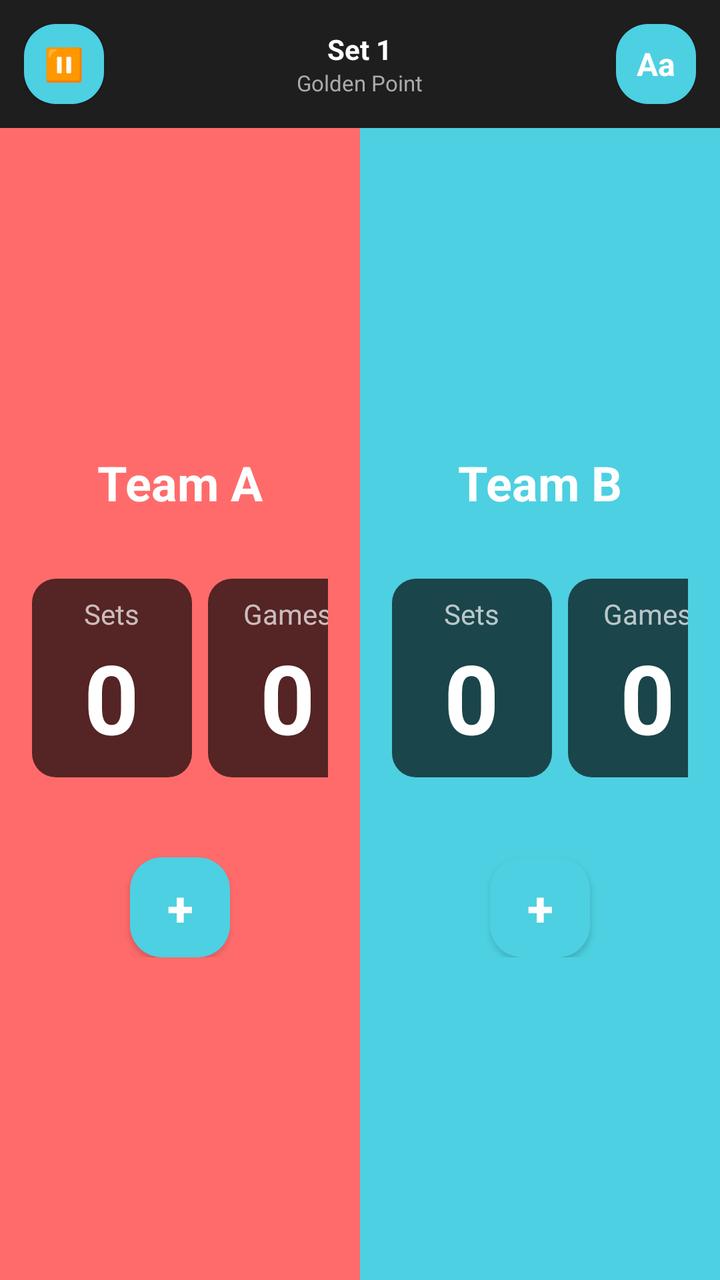
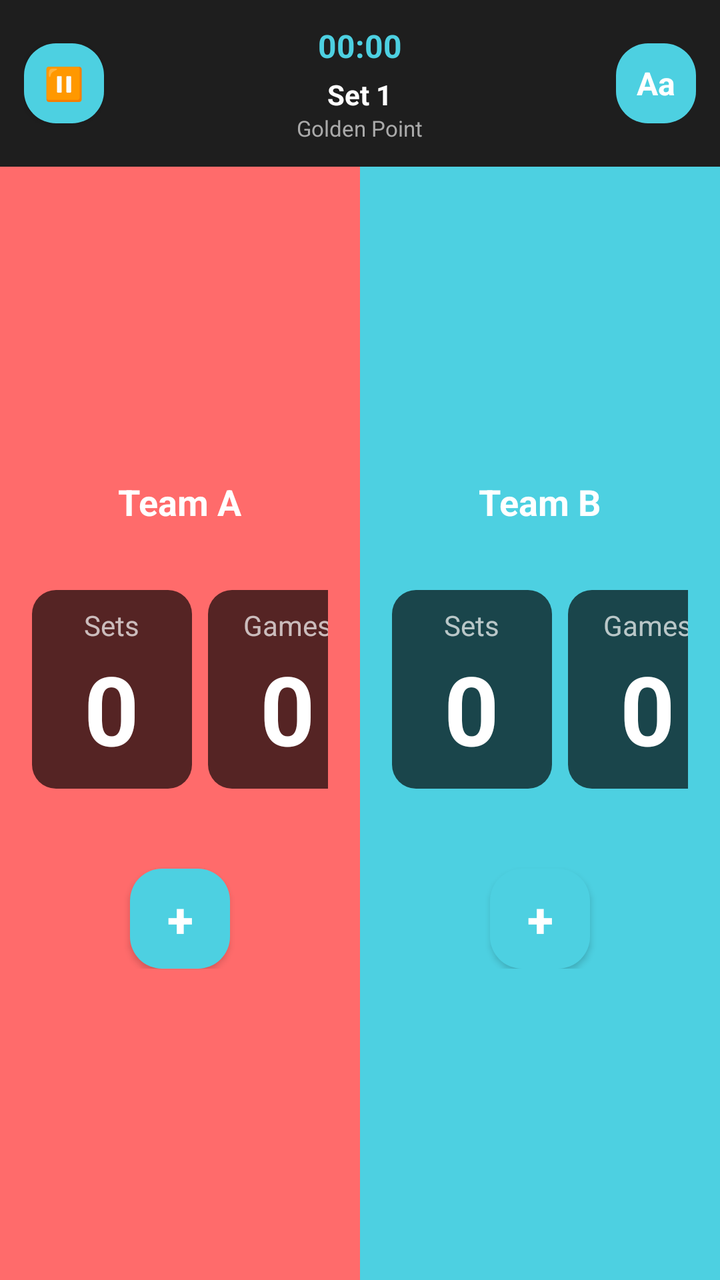

Two renders of the same Android screen: before a commit and after it. Below are the layout's source before the change and the commit's diff.
<!-- AndroidManifest.xml: application theme AppTheme -->
<!-- res/layout/act_padel_score.xml -->
<?xml version="1.0" encoding="utf-8"?>
<RelativeLayout xmlns:android="http://schemas.android.com/apk/res/android"
    android:layout_width="match_parent"
    android:layout_height="match_parent"
    android:background="#1E1E1E">

    
    <LinearLayout
        android:id="@+id/topBar"
        android:layout_width="match_parent"
        android:layout_height="wrap_content"
        android:orientation="horizontal"
        android:padding="12dp"
        android:gravity="center_vertical"
        android:background="#1E1E1E">

        <Button
            android:id="@+id/btnPause"
            android:layout_width="40dp"
            android:layout_height="40dp"
            android:text="⏸"
            android:textSize="16sp"
            android:background="@drawable/btn_rounded_teal"
            android:textColor="#FFFFFF" />

        <LinearLayout
            android:layout_width="0dp"
            android:layout_height="wrap_content"
            android:layout_weight="1"
            android:orientation="vertical"
            android:gravity="center"
            android:layout_marginStart="12dp"
            android:layout_marginEnd="12dp">

            <TextView
                android:id="@+id/tvSetInfo"
                android:layout_width="wrap_content"
                android:layout_height="wrap_content"
                android:text="Set 1"
                android:textSize="14sp"
                android:textStyle="bold"
                android:textColor="#FFFFFF" />

            <TextView
                android:id="@+id/tvGameMode"
                android:layout_width="wrap_content"
                android:layout_height="wrap_content"
                android:text="Golden Point"
                android:textSize="11sp"
                android:textColor="#AAAAAA" />
        </LinearLayout>

        <TextView
            android:id="@+id/btnUndo"
            android:layout_width="40dp"
            android:layout_height="40dp"
            android:text="↺"
            android:textSize="20sp"
            android:gravity="center"
            android:textStyle="bold"
            android:textColor="#FFFFFF"
            android:background="@drawable/btn_rounded_teal"
            android:layout_marginEnd="8dp"
            android:visibility="gone" />

        <TextView
            android:id="@+id/btnSettings"
            android:layout_width="40dp"
            android:layout_height="40dp"
            android:text="Aa"
            android:textSize="16sp"
            android:gravity="center"
            android:textStyle="bold"
            android:textColor="#FFFFFF"
            android:background="@drawable/btn_rounded_teal" />
    </LinearLayout>

    
    <LinearLayout
        android:layout_width="match_parent"
        android:layout_height="match_parent"
        android:layout_below="@id/topBar"
        android:orientation="horizontal"
        android:weightSum="2">

        
        <RelativeLayout
            android:id="@+id/teamASection"
            android:layout_width="0dp"
            android:layout_height="match_parent"
            android:layout_weight="1"
            android:background="#FF6B6B"
            android:padding="16dp">

            <LinearLayout
                android:layout_width="match_parent"
                android:layout_height="wrap_content"
                android:layout_centerInParent="true"
                android:orientation="vertical"
                android:gravity="center">

                
                <TextView
                    android:id="@+id/tvTeamAName"
                    android:layout_width="wrap_content"
                    android:layout_height="wrap_content"
                    android:text="Team A"
                    android:textSize="24sp"
                    android:textStyle="bold"
                    android:textColor="#FFFFFF"
                    android:layout_marginBottom="32dp" />

                
                <LinearLayout
                    android:layout_width="wrap_content"
                    android:layout_height="wrap_content"
                    android:orientation="horizontal"
                    android:layout_marginBottom="24dp">

                    
                    <LinearLayout
                        android:layout_width="80dp"
                        android:layout_height="wrap_content"
                        android:orientation="vertical"
                        android:background="@drawable/score_card_bg"
                        android:padding="8dp"
                        android:gravity="center"
                        android:layout_marginEnd="8dp">

                        <TextView
                            android:layout_width="wrap_content"
                            android:layout_height="wrap_content"
                            android:text="Sets"
                            android:textSize="14sp"
                            android:textColor="#FFFFFF"
                            android:alpha="0.7" />

                        <TextView
                            android:id="@+id/tvTeamASets"
                            android:layout_width="wrap_content"
                            android:layout_height="wrap_content"
                            android:text="0"
                            android:textSize="48sp"
                            android:textStyle="bold"
                            android:textColor="#FFFFFF" />
                    </LinearLayout>

                    
                    <LinearLayout
                        android:layout_width="80dp"
                        android:layout_height="wrap_content"
                        android:orientation="vertical"
                        android:background="@drawable/score_card_bg"
                        android:padding="8dp"
                        android:gravity="center"
                        android:layout_marginEnd="8dp">

                        <TextView
                            android:layout_width="wrap_content"
                            android:layout_height="wrap_content"
                            android:text="Games"
                            android:textSize="14sp"
                            android:textColor="#FFFFFF"
                            android:alpha="0.7" />

                        <TextView
                            android:id="@+id/tvTeamAGames"
                            android:layout_width="wrap_content"
                            android:layout_height="wrap_content"
                            android:text="0"
                            android:textSize="48sp"
                            android:textStyle="bold"
                            android:textColor="#FFFFFF" />
                    </LinearLayout>

                    
                    <LinearLayout
                        android:layout_width="80dp"
                        android:layout_height="wrap_content"
                        android:orientation="vertical"
                        android:background="@drawable/score_card_bg"
                        android:padding="8dp"
                        android:gravity="center">

                        <TextView
                            android:layout_width="wrap_content"
                            android:layout_height="wrap_content"
                            android:text="Points"
                            android:textSize="14sp"
                            android:textColor="#FFFFFF"
                            android:alpha="0.7" />

                        <TextView
                            android:id="@+id/tvTeamAScore"
                            android:layout_width="wrap_content"
                            android:layout_height="wrap_content"
                            android:text="0"
                            android:textSize="48sp"
                            android:textStyle="bold"
                            android:textColor="#FFFFFF" />
                    </LinearLayout>
                </LinearLayout>
                
                
                <Button
                    android:id="@+id/btnPlusTeamA"
                    android:layout_width="50dp"
                    android:layout_height="50dp"
                    android:text="+"
                    android:textSize="24sp"
                    android:textStyle="bold"
                    android:background="@drawable/btn_rounded_teal"
                    android:textColor="#FFFFFF"
                    android:layout_marginTop="16dp" />
            </LinearLayout>
        </RelativeLayout>

        
        <RelativeLayout
            android:id="@+id/teamBSection"
            android:layout_width="0dp"
            android:layout_height="match_parent"
            android:layout_weight="1"
            android:background="#4DD0E1"
            android:padding="16dp">

            <LinearLayout
                android:layout_width="match_parent"
                android:layout_height="wrap_content"
                android:layout_centerInParent="true"
                android:orientation="vertical"
                android:gravity="center">

                
                <TextView
                    android:id="@+id/tvTeamBName"
                    android:layout_width="wrap_content"
                    android:layout_height="wrap_content"
                    android:text="Team B"
                    android:textSize="24sp"
                    android:textStyle="bold"
                    android:textColor="#FFFFFF"
                    android:layout_marginBottom="32dp" />

                
                <LinearLayout
                    android:layout_width="wrap_content"
                    android:layout_height="wrap_content"
                    android:orientation="horizontal"
                    android:layout_marginBottom="24dp">

                    
                    <LinearLayout
                        android:layout_width="80dp"
                        android:layout_height="wrap_content"
                        android:orientation="vertical"
                        android:background="@drawable/score_card_bg_teal"
                        android:padding="8dp"
                        android:gravity="center"
                        android:layout_marginEnd="8dp">

                        <TextView
                            android:layout_width="wrap_content"
                            android:layout_height="wrap_content"
                            android:text="Sets"
                            android:textSize="14sp"
                            android:textColor="#FFFFFF"
                            android:alpha="0.7" />

                        <TextView
                            android:id="@+id/tvTeamBSets"
                            android:layout_width="wrap_content"
                            android:layout_height="wrap_content"
                            android:text="0"
                            android:textSize="48sp"
                            android:textStyle="bold"
                            android:textColor="#FFFFFF" />
                    </LinearLayout>

                    
                    <LinearLayout
                        android:layout_width="80dp"
                        android:layout_height="wrap_content"
                        android:orientation="vertical"
                        android:background="@drawable/score_card_bg_teal"
                        android:padding="8dp"
                        android:gravity="center"
                        android:layout_marginEnd="8dp">

                        <TextView
                            android:layout_width="wrap_content"
                            android:layout_height="wrap_content"
                            android:text="Games"
                            android:textSize="14sp"
                            android:textColor="#FFFFFF"
                            android:alpha="0.7" />

                        <TextView
                            android:id="@+id/tvTeamBGames"
                            android:layout_width="wrap_content"
                            android:layout_height="wrap_content"
                            android:text="0"
                            android:textSize="48sp"
                            android:textStyle="bold"
                            android:textColor="#FFFFFF" />
                    </LinearLayout>

                    
                    <LinearLayout
                        android:layout_width="80dp"
                        android:layout_height="wrap_content"
                        android:orientation="vertical"
                        android:background="@drawable/score_card_bg_teal"
                        android:padding="8dp"
                        android:gravity="center">

                        <TextView
                            android:layout_width="wrap_content"
                            android:layout_height="wrap_content"
                            android:text="Points"
                            android:textSize="14sp"
                            android:textColor="#FFFFFF"
                            android:alpha="0.7" />

                        <TextView
                            android:id="@+id/tvTeamBScore"
                            android:layout_width="wrap_content"
                            android:layout_height="wrap_content"
                            android:text="0"
                            android:textSize="48sp"
                            android:textStyle="bold"
                            android:textColor="#FFFFFF" />
                    </LinearLayout>
                </LinearLayout>
                
                
                <Button
                    android:id="@+id/btnPlusTeamB"
                    android:layout_width="50dp"
                    android:layout_height="50dp"
                    android:text="+"
                    android:textSize="24sp"
                    android:textStyle="bold"
                    android:background="@drawable/btn_rounded_teal"
                    android:textColor="#FFFFFF"
                    android:layout_marginTop="16dp" />
            </LinearLayout>
        </RelativeLayout>
    </LinearLayout>

</RelativeLayout>
<!-- resources referenced by this layout -->
<resources>
  <!-- drawable btn_rounded_teal (drawable) -->
  <?xml version="1.0" encoding="utf-8"?>
  <shape xmlns:android="http://schemas.android.com/apk/res/android">
      <solid android:color="#4DD0E1"/>
      <corners android:radius="16dp"/>
  </shape>
  <!-- drawable score_card_bg (drawable) -->
  <?xml version="1.0" encoding="utf-8"?>
  <shape xmlns:android="http://schemas.android.com/apk/res/android">
      <solid android:color="#AA000000"/>
      <corners android:radius="12dp"/>
  </shape>
  <!-- drawable score_card_bg_teal (drawable) -->
  <?xml version="1.0" encoding="utf-8"?>
  <shape xmlns:android="http://schemas.android.com/apk/res/android">
      <solid android:color="#AA000000"/>
      <corners android:radius="12dp"/>
  </shape>
  <style name="AppTheme" parent="Theme.AppCompat.DayNight.NoActionBar">
          
          <item name="colorPrimary">@color/colorPrimary</item>
          <item name="colorPrimaryDark">@color/colorPrimaryDark</item>
          <item name="colorAccent">@color/colorAccent</item>
      </style>
  <color name="colorPrimary">@color/md_white_1000</color>
  <color name="colorPrimaryDark">@color/md_white_1000</color>
  <color name="colorAccent">@color/colorTextNormal</color>
  <color name="md_white_1000">#ffffff</color>
  <color name="colorTextNormal">@color/md_grey_800</color>
  <color name="md_grey_800">#424242</color>
</resources>

<!-- the commit's change to res/layout/act_padel_score.xml (unified diff, before → after) -->
@@ -31,6 +31,16 @@
             android:gravity="center"
             android:layout_marginStart="12dp"
             android:layout_marginEnd="12dp">
+
+            <TextView
+                android:id="@+id/tvGameTime"
+                android:layout_width="wrap_content"
+                android:layout_height="wrap_content"
+                android:text="00:00"
+                android:textSize="16sp"
+                android:textStyle="bold"
+                android:textColor="#4DD0E1"
+                android:layout_marginBottom="4dp" />
 
             <TextView
                 android:id="@+id/tvSetInfo"
@@ -105,7 +115,7 @@
                     android:layout_width="wrap_content"
                     android:layout_height="wrap_content"
                     android:text="Team A"
-                    android:textSize="24sp"
+                    android:textSize="18sp"
                     android:textStyle="bold"
                     android:textColor="#FFFFFF"
                     android:layout_marginBottom="32dp" />
@@ -237,7 +247,7 @@
                     android:layout_width="wrap_content"
                     android:layout_height="wrap_content"
                     android:text="Team B"
-                    android:textSize="24sp"
+                    android:textSize="18sp"
                     android:textStyle="bold"
                     android:textColor="#FFFFFF"
                     android:layout_marginBottom="32dp" />
